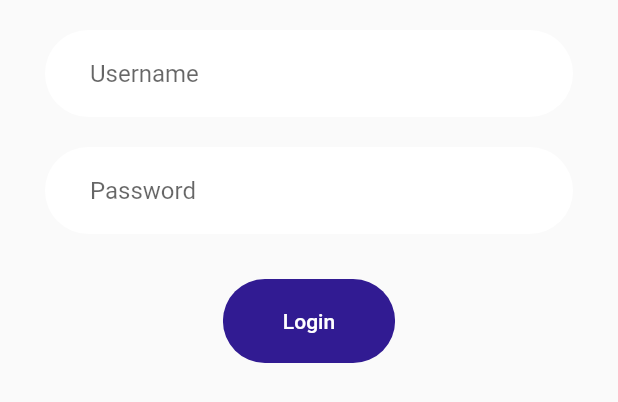
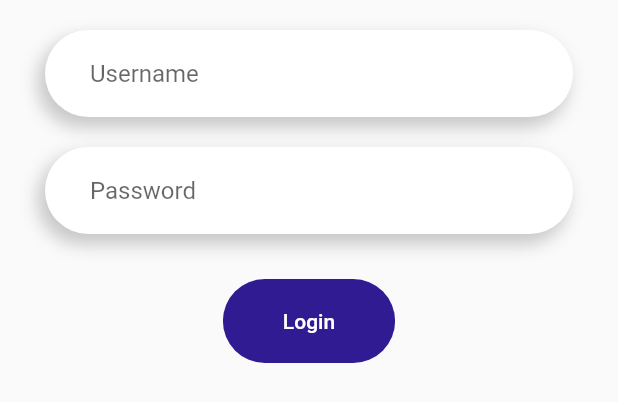
Before and after one commit to ajiekw/rehears, a Flutter app: the Body widget shown alone on an empty page, opened directly, on a phone screen of 412 x 824 dp. Shown: the top 402 px of the screen. Run offline on Flutter 3.47's test engine with Material 2 defaults, Android fonts, the phone set to English and light mode, and no system bars.

```diff
--- a/lib/form.dart
+++ b/lib/form.dart
@@ -40,7 +40,15 @@ class Body extends StatelessWidget {
           margin: EdgeInsets.symmetric(horizontal: 30, vertical: 20),
           padding: EdgeInsets.symmetric(horizontal: 30, vertical: 5),
           decoration: BoxDecoration(
-              color: Colors.white, borderRadius: BorderRadius.circular(29.5)),
+              color: Colors.white,
+              borderRadius: BorderRadius.circular(29.5),
+              boxShadow: [
+                BoxShadow(
+                    color: Colors.black.withOpacity(0.2),
+                    spreadRadius: 1,
+                    blurRadius: 9,
+                    offset: Offset(-4, 6))
+              ]),
           child: TextField(
             decoration: InputDecoration(
               hintText: "Username",
@@ -52,7 +60,15 @@ class Body extends StatelessWidget {
           margin: EdgeInsets.symmetric(horizontal: 30),
           padding: EdgeInsets.symmetric(horizontal: 30, vertical: 5),
           decoration: BoxDecoration(
-              color: Colors.white, borderRadius: BorderRadius.circular(29.5)),
+              color: Colors.white,
+              borderRadius: BorderRadius.circular(29.5),
+              boxShadow: [
+                BoxShadow(
+                    color: Colors.black.withOpacity(0.2),
+                    spreadRadius: 1,
+                    blurRadius: 9,
+                    offset: Offset(-4, 6))
+              ]),
           child: TextField(
             decoration: InputDecoration(
               hintText: "Password",
```
